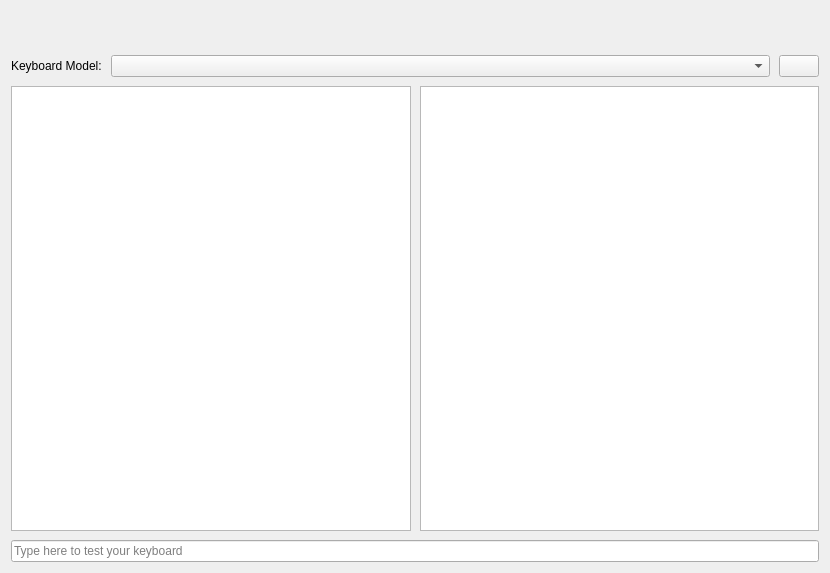
The window that installer/src/modules/keyboard/KeyboardPage.ui (LingmoOS/LingmoOS) describes before a commit, drawn with Qt 5.
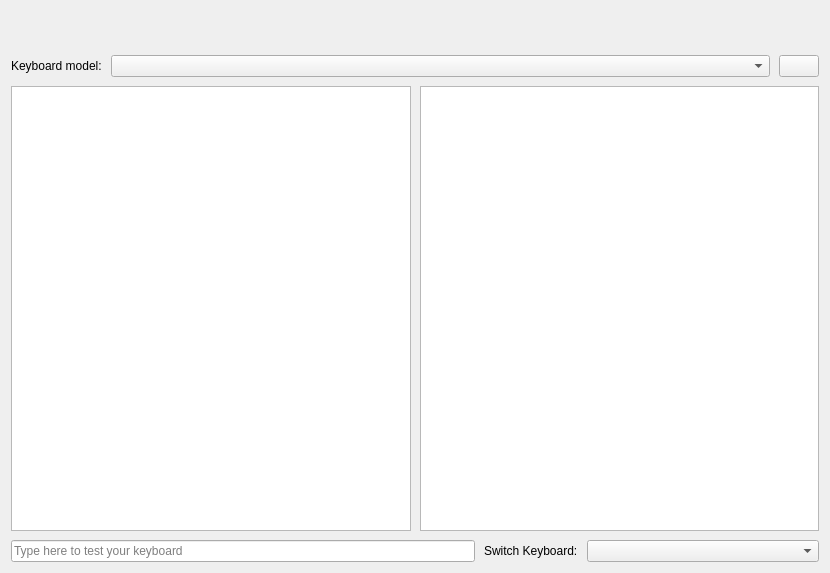
The same window after the commit. Icons and pictures are not drawn.

Diff of the .ui file:
```diff
--- a/installer/src/modules/keyboard/KeyboardPage.ui
+++ b/installer/src/modules/keyboard/KeyboardPage.ui
@@ -71,7 +71,7 @@
      <item>
       <widget class="QLabel" name="label">
        <property name="text">
-        <string>Keyboard Model:</string>
+        <string>Keyboard model:</string>
        </property>
       </widget>
      </item>
@@ -118,7 +118,18 @@
     </layout>
    </item>
    <item>
+    <layout class="QHBoxLayout" name="horizontalLayout_4">
+     <property name="topMargin">
+      <number>0</number>
+     </property>
+     <item>
     <widget class="QLineEdit" name="LE_TestKeyboard">
+       <property name="sizePolicy">
+        <sizepolicy hsizetype="Expanding" vsizetype="Fixed">
+         <horstretch>2</horstretch>
+         <verstretch>0</verstretch>
+        </sizepolicy>
+       </property>
      <property name="font">
       <font>
        <weight>50</weight>
@@ -136,6 +147,31 @@
      </property>
     </widget>
    </item>
+     <item>
+      <widget class="QLabel" name="label_2">
+       <property name="text">
+        <string extracomment="shortcut for switching between keyboard layouts">Switch Keyboard:</string>
+       </property>
+      </widget>
+     </item>
+     <item>
+      <widget class="QComboBox" name="groupSelector">
+       <property name="sizePolicy">
+        <sizepolicy hsizetype="MinimumExpanding" vsizetype="Fixed">
+         <horstretch>1</horstretch>
+         <verstretch>0</verstretch>
+        </sizepolicy>
+       </property>
+       <property name="minimumSize">
+        <size>
+         <width>0</width>
+         <height>0</height>
+        </size>
+       </property>
+      </widget>
+     </item>
+    </layout>
+   </item>
   </layout>
  </widget>
  <tabstops>
```
Left out of the diff: 3 changed lines with no effect on the pictures. Lines whose indentation alone changed are shown as unchanged.
